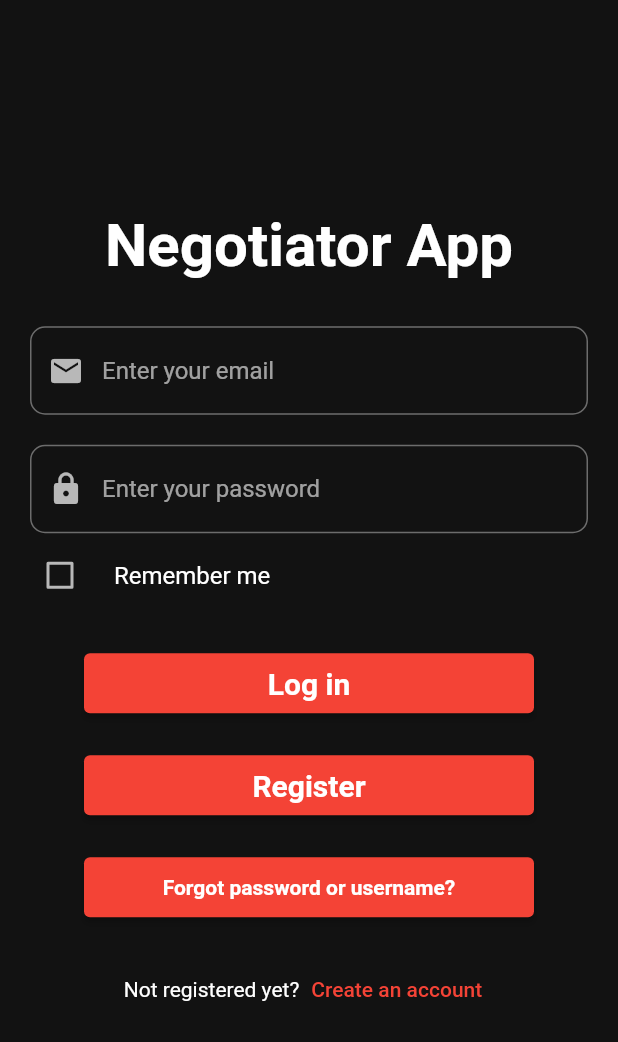
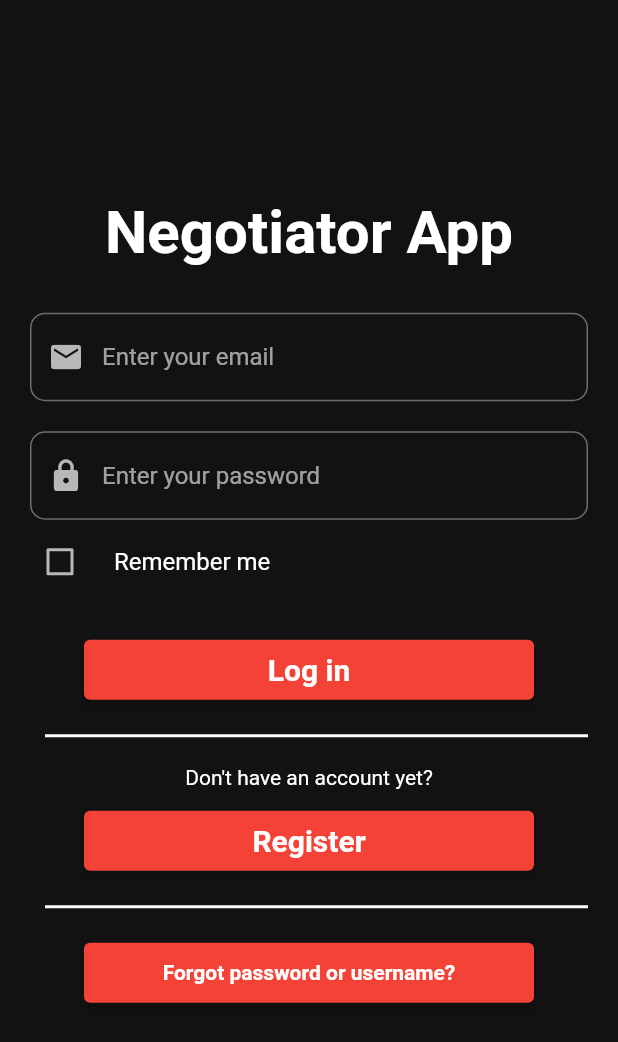
Before and after one commit to Vastamaki88/UI-final-project, a Flutter app: the screen it shows after launch, on a phone screen of 412 x 824 dp. Shown: the top 1042 px of the screen. Run offline on Flutter 3.47's test engine with Material 2 defaults, Android fonts, the phone set to English and light mode, and no system bars; our stand-ins replace email_validator.

Commit message:
Modified login view

```diff
--- a/final_project/lib/LoginView.dart
+++ b/final_project/lib/LoginView.dart
@@ -108,8 +108,17 @@ class _LoginPageState extends State<LoginView> {
                       ),
                     ),
                   ),
-                  const SizedBox(
-                    height: 20,
+
+                  const Divider(
+            height: 40,
+            thickness: 2,
+            indent: 10,
+            endIndent: 0,
+            color: Colors.white,
+          ),
+          const Text('Don\'t have an account yet?'),
+          const SizedBox(
+                    height: 10,
                   ),
                   ElevatedButton(
                     onPressed: () {
@@ -124,7 +133,6 @@ class _LoginPageState extends State<LoginView> {
                     style: ElevatedButton.styleFrom(
                       minimumSize: Size(300, 40),
                       textStyle: const TextStyle(fontSize: 20)
-
                     ),
 
                     child: const Text(
@@ -136,9 +144,16 @@ class _LoginPageState extends State<LoginView> {
                       ),
                     ),
                   ),
-                  const SizedBox(
-                    height: 20,
-                  ),
+
+                    const Divider(
+            height: 40,
+            thickness: 2,
+            indent: 10,
+            endIndent: 0,
+            color: Colors.white,
+          ),
+
+
                   ElevatedButton(
                     onPressed: () {
                       if (_formKey.currentState!.validate()) {}
@@ -159,24 +174,6 @@ class _LoginPageState extends State<LoginView> {
                   const SizedBox(
                     height: 20,
                   ),
-                  Row(
-                    mainAxisAlignment: MainAxisAlignment.center,
-                    children: [
-                      const Text('Not registered yet?'),
-                      TextButton(
-                        onPressed: () {
-                          Navigator.pushReplacement(
-                            context,
-                            MaterialPageRoute(
-                              builder: (context) =>
-                                  const RegisterView(title: 'Register UI'),
-                            ),
-                          );
-                        },
-                        child: const Text('Create an account'),
-                      ),
-                    ],
-                  ),
                 ],
               ),
             )
```
